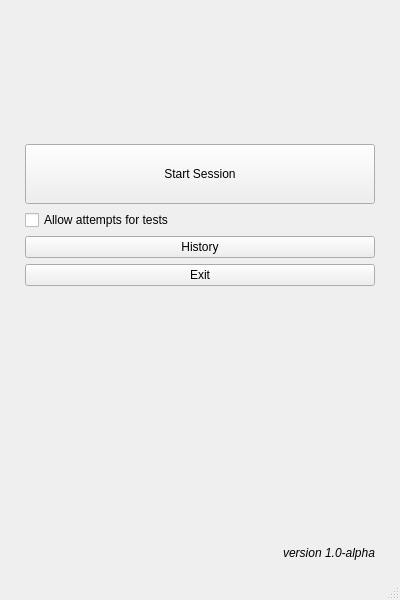
Old version of the form Source/mainwindow.ui in the repository TheEvilRoot/2CourseWork.
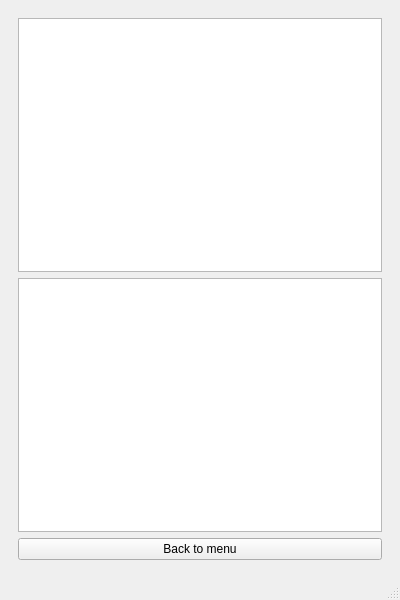
New version of the form. The open tabs and pages were chosen to show the change. Icons and pictures are not drawn.

Commit message: Add history view

The edit to the form file:
```diff
--- a/Source/mainwindow.ui
+++ b/Source/mainwindow.ui
@@ -146,6 +146,23 @@
         </item>
        </layout>
       </widget>
+      <widget class="QWidget" name="history">
+       <layout class="QGridLayout" name="gridLayout_8">
+        <item row="2" column="0">
+         <widget class="QTableView" name="historyTable"/>
+        </item>
+        <item row="3" column="0">
+         <widget class="QListView" name="detailView"/>
+        </item>
+        <item row="4" column="0">
+         <widget class="QPushButton" name="historyBack2Menu">
+          <property name="text">
+           <string>Back to menu</string>
+          </property>
+         </widget>
+        </item>
+       </layout>
+      </widget>
       <widget class="QWidget" name="choiceTest">
        <layout class="QGridLayout" name="gridLayout_2">
         <item row="0" column="0">
```
Left out of the diff: 4 changed lines with no effect on the pictures. The commit also changes 5 other files.
